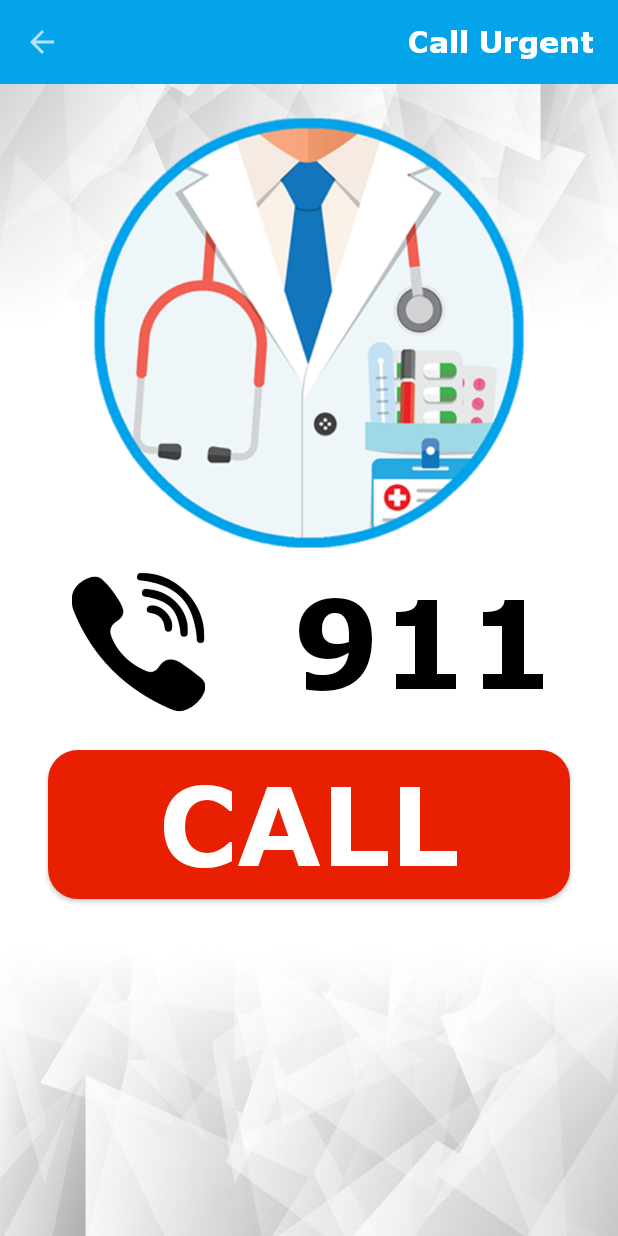
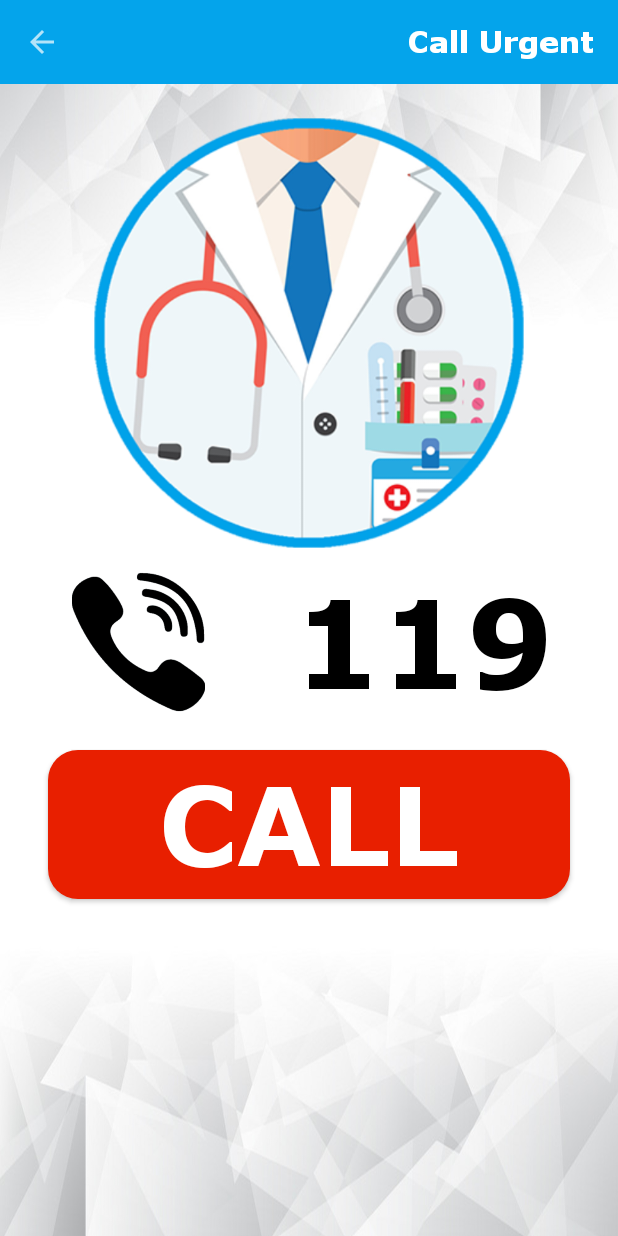
Before and after one commit to andiaqsha99/CoVIDIA, an Android app: the CallCovidActivity screen opened directly, with no data from a screen before it, on a phone screen of 412 x 824 dp. Run offline under Robolectric (Android 15) with nearby library versions, the phone set to English and light mode, and no system bars.

Commit message:
add fitur call for covid

```diff
--- a/app/src/main/java/com/komas/www/covidia/covid/CallCovidActivity.kt
+++ b/app/src/main/java/com/komas/www/covidia/covid/CallCovidActivity.kt
@@ -1,8 +1,11 @@
 package com.komas.www.covidia.covid
 
+import android.content.Intent
+import android.net.Uri
 import androidx.appcompat.app.AppCompatActivity
 import android.os.Bundle
 import com.komas.www.covidia.R
+import kotlinx.android.synthetic.main.activity_call_covid.*
 import kotlinx.android.synthetic.main.layout_toolbar.*
 
 class CallCovidActivity : AppCompatActivity() {
@@ -13,6 +16,11 @@ class CallCovidActivity : AppCompatActivity() {
         setSupportActionBar(toolbar)
         supportActionBar?.setDisplayHomeAsUpEnabled(true)
         tv_title_toolbar.text = "Call Urgent"
+
+        btn_call_covid.setOnClickListener {
+            val dialPhoneIntent = Intent(Intent.ACTION_DIAL, Uri.parse("tel:119"))
+            startActivity(dialPhoneIntent)
+        }
     }
 
     override fun onSupportNavigateUp(): Boolean {
--- a/app/src/main/res/layout/activity_call_covid.xml
+++ b/app/src/main/res/layout/activity_call_covid.xml
@@ -33,7 +33,7 @@
             android:layout_width="wrap_content"
             android:layout_height="wrap_content"
             android:layout_weight="1"
-            android:text="911"
+            android:text="119"
             android:textAlignment="center"
             android:fontFamily="@font/verdanab"
             android:textSize="81sp"
```
